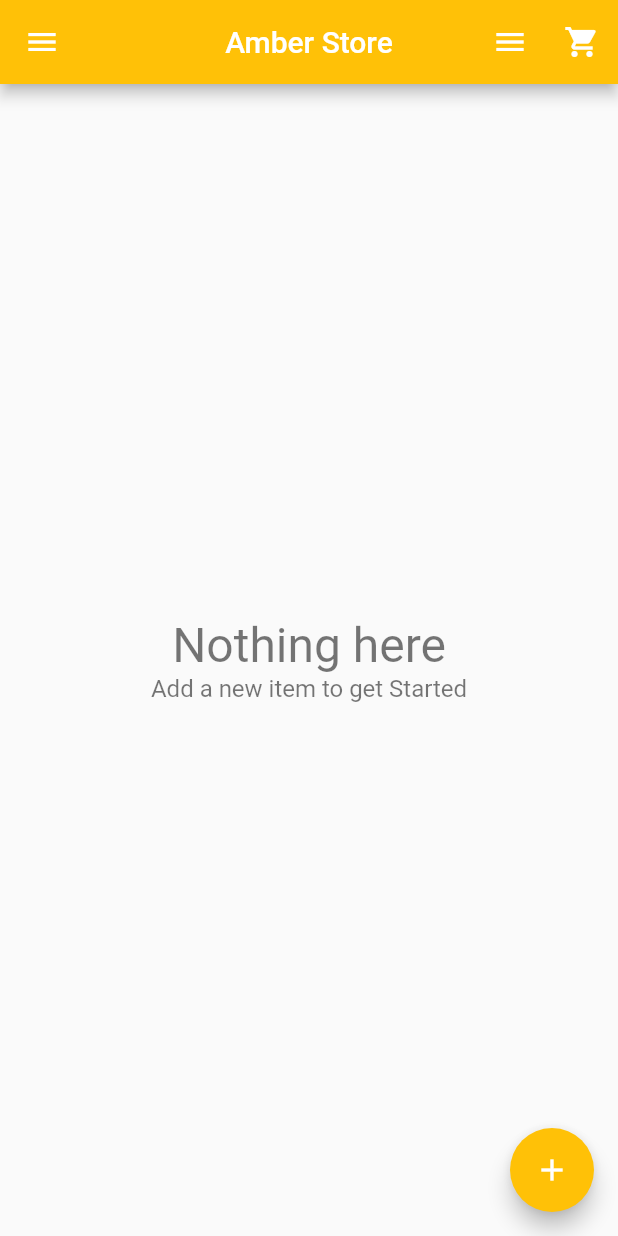
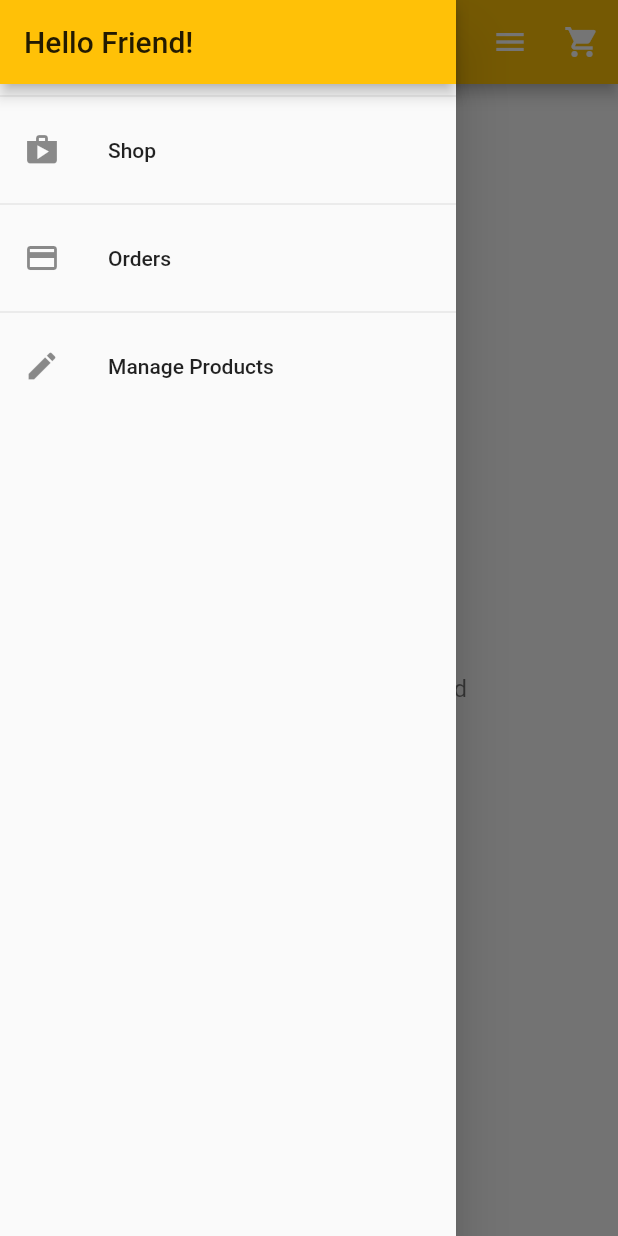
Before and after one commit to abderrahmen-bmz/amber-store, a Flutter app: the screen it shows after launch, with the side drawer open (before the commit the screen has no drawer), on a phone screen of 412 x 824 dp. Run offline on Flutter 3.47's test engine with Material 2 defaults, Android fonts, the phone set to English and light mode, and no system bars; our stand-ins replace cloud_firestore; accounts and stored records are empty.

Commit message:
add drawer

```diff
--- a/lib/app/home/products/edit_product._page.dart
+++ b/lib/app/home/products/edit_product._page.dart
@@ -7,6 +7,8 @@ import 'package:flutter/services.dart';
 import 'package:provider/provider.dart';
 
 class EditProductPage extends StatefulWidget {
+
+  static const routeName = '/edit-product';
   EditProductPage({@required this.product});
   final Product product;
   static Future<void> show(BuildContext context, {Product product}) async {
--- a/lib/app/home/products/empty_content.dart
+++ b/lib/app/home/products/empty_content.dart
@@ -1,6 +1,7 @@
 import 'package:flutter/material.dart';
 
 class EmptyContent extends StatelessWidget {
+
   const EmptyContent({
     Key key,
     this.title = "Nothing here",
--- /dev/null
+++ b/lib/common_widgets/app_drawer.dart
@@ -0,0 +1,42 @@
+import 'package:amber_store/app/home/products/products_page.dart';
+import 'package:flutter/material.dart';
+
+class AppDrawer extends StatelessWidget {
+  @override
+  Widget build(BuildContext context) {
+    return Drawer(
+      child: Column(
+        children: [
+            AppBar(
+            title: Text('Hello Friend!'),
+            automaticallyImplyLeading: false,
+          ),
+          Divider(),
+          ListTile(
+            leading: Icon(Icons.shop),
+            title: Text('Shop'),
+            onTap: () {
+              Navigator.of(context).pushReplacementNamed('/');
+            },
+          ),
+          Divider(),
+          ListTile(
+            leading: Icon(Icons.payment),
+            title: Text('Orders'),
+            onTap: () {
+              Navigator.of(context).pushReplacementNamed('/');
+            },
+          ),
+          Divider(),
+          ListTile(
+            leading: Icon(Icons.edit),
+            title: Text('Manage Products'),
+            onTap: () {
+              Navigator.of(context).pushReplacementNamed(ProductsPage.routeName);
+            },
+          ),
+        ],
+      ),
+    );
+  }
+}
--- a/lib/main.dart
+++ b/lib/main.dart
@@ -1,3 +1,5 @@
+import 'package:amber_store/app/home/home_page.dart';
+import 'package:amber_store/app/home/products/product_detail_page.dart';
 import 'package:amber_store/app/home/products/products_page.dart';
 import 'package:amber_store/services/database.dart';
 import 'package:flutter/material.dart';
@@ -22,7 +24,11 @@ class MyApp extends StatelessWidget {
           primarySwatch: Colors.amber,
           visualDensity: VisualDensity.adaptivePlatformDensity,
         ),
-        home: ProductsPage(),
+        home: HomePage(),
+        routes: {
+        ProductsPage.routeName : (ctx) => ProductsPage(),
+        ProductDetailPage.routeName  : (ctw) => ProductDetailPage(),
+        },
       ),
     );
   }
--- a/lib/services/database.dart
+++ b/lib/services/database.dart
@@ -1,5 +1,4 @@
 import 'dart:async';
-
 import 'package:amber_store/services/api_path.dart';
 import 'package:cloud_firestore/cloud_firestore.dart';
 import 'package:amber_store/app/home/models/product.dart';
@@ -81,6 +80,7 @@ class FirestoreDatabase implements Database {
 
   Future<void> _deleteData({@required String path}) async {
     final reference = Firestore.instance.document(path);
+    print('this path hasbeen delete : $path');
     await reference.delete();
   }
 }
```
Also changed, not shown: lib/app/home/home_page.dart (+77 -9 lines), lib/app/home/products/product_detail_page.dart (added, +10 -0 lines), lib/app/home/products/products_page.dart (+62 -45 lines).
